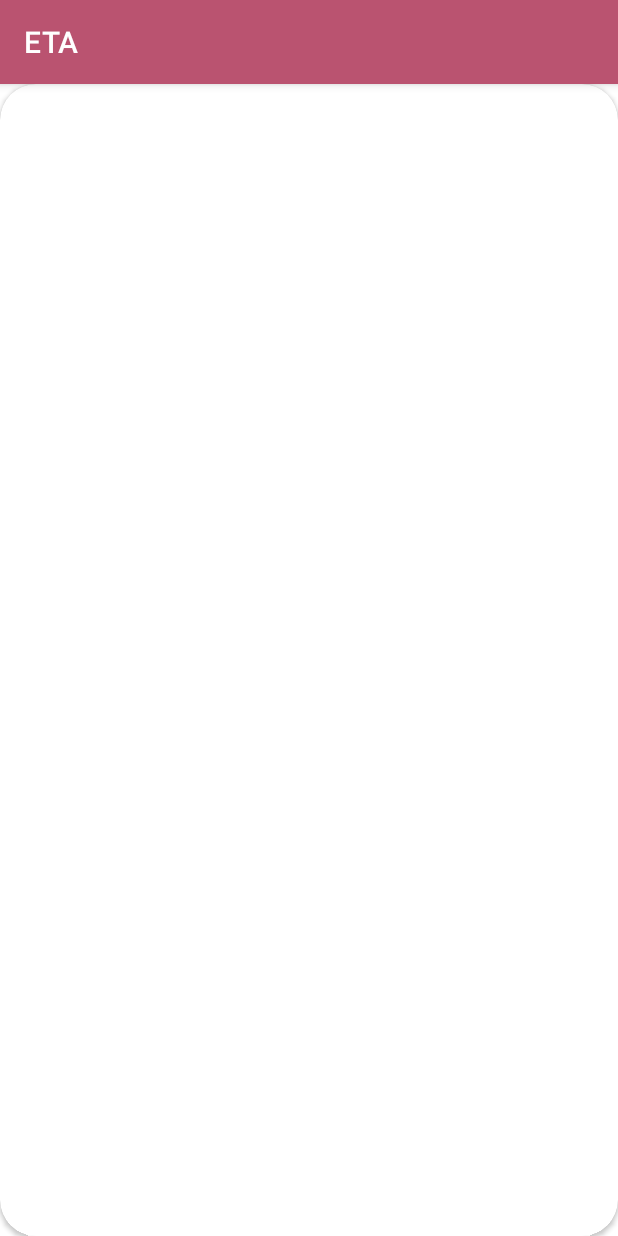
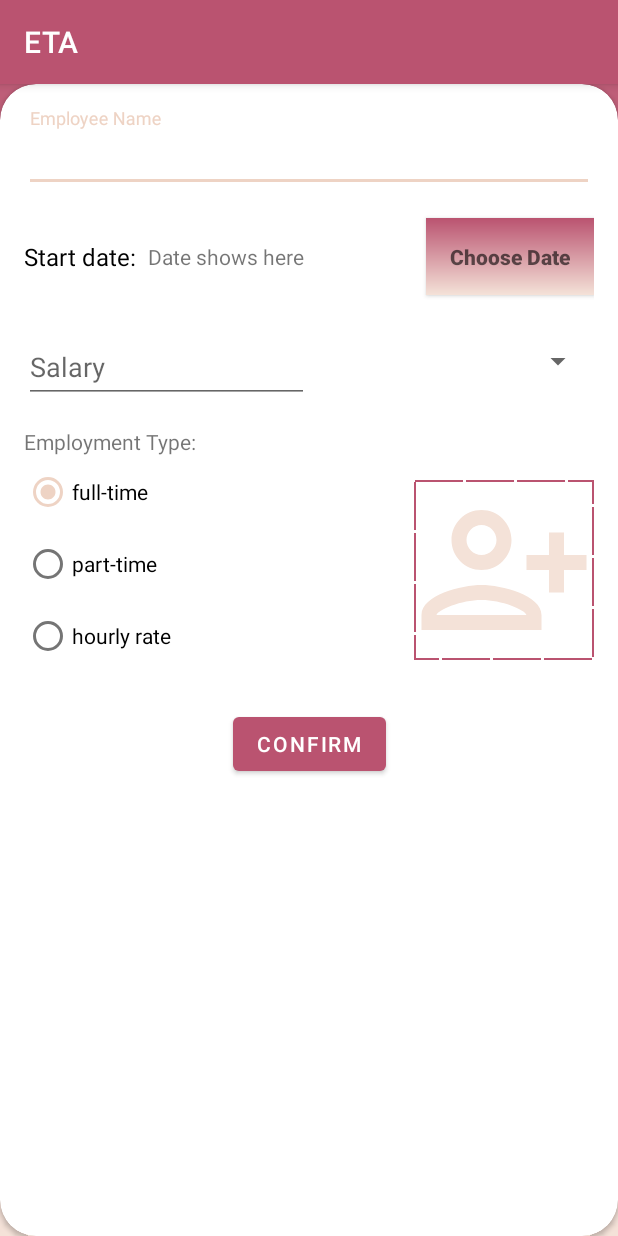
Before and after one commit to AhmedMaad/Employee-Tracker-App, an Android app: the AddEmployeeActivity screen opened directly, with no data from a screen before it, on a phone screen of 412 x 824 dp. Run offline under Robolectric (Android 15) with nearby library versions, the phone set to English and light mode, and no system bars.

Commit message:
add employee design

```diff
--- /dev/null
+++ b/app/src/main/res/drawable/box.xml
@@ -0,0 +1,14 @@
+<?xml version="1.0" encoding="utf-8"?>
+<shape xmlns:android="http://schemas.android.com/apk/res/android">
+
+    <stroke android:color="@color/pink_dark"
+        android:width="1dp"
+        android:dashGap="2dp"
+        android:dashWidth="32dp"/>
+
+    <size
+        android:height="80dp"
+        android:width="80dp"
+        />
+
+</shape>
--- /dev/null
+++ b/app/src/main/res/drawable/ic_add_emp_pink.xml
@@ -0,0 +1,9 @@
+<vector xmlns:android="http://schemas.android.com/apk/res/android"
+    android:width="24dp"
+    android:height="24dp"
+    android:viewportWidth="24"
+    android:viewportHeight="24">
+  <path
+      android:fillColor="@color/pink_light"
+      android:pathData="M13,8c0,-2.21 -1.79,-4 -4,-4S5,5.79 5,8s1.79,4 4,4S13,10.21 13,8zM11,8c0,1.1 -0.9,2 -2,2S7,9.1 7,8s0.9,-2 2,-2S11,6.9 11,8zM1,18v2h16v-2c0,-2.66 -5.33,-4 -8,-4S1,15.34 1,18zM3,18c0.2,-0.71 3.3,-2 6,-2c2.69,0 5.78,1.28 6,2H3zM20,15v-3h3v-2h-3V7h-2v3h-3v2h3v3H20z"/>
+</vector>
--- a/app/src/main/res/layout/activity_add_employee.xml
+++ b/app/src/main/res/layout/activity_add_employee.xml
@@ -10,7 +10,7 @@
     app:cardCornerRadius="24dp"
     tools:context=".admin.AddEmployeeActivity">
 
-    <!-- <ScrollView
+    <ScrollView
         android:layout_width="match_parent"
         android:layout_height="match_parent">
 
@@ -20,47 +20,62 @@
             android:padding="16dp">
 
             <com.google.android.material.textfield.TextInputLayout
-                 android:id="@+id/container_title"
+                android:id="@+id/container_name"
                 style="@style/Widget.Design.TextInputLayout"
                 android:layout_width="match_parent"
                 android:layout_height="wrap_content"
-                 android:hint="@string/enter_product_title"
+                android:hint="Employee Name"
                 app:layout_constraintTop_toTopOf="parent">
 
                 <com.google.android.material.textfield.TextInputEditText
-                     android:id="@+id/et_title"
+                    android:id="@+id/et_name"
                     android:layout_width="match_parent"
                     android:layout_height="match_parent" />
 
             </com.google.android.material.textfield.TextInputLayout>
 
-             <com.google.android.material.textfield.TextInputLayout
-                 android:id="@+id/container_description"
-                 style="@style/Widget.Design.TextInputLayout"
-                 android:layout_width="match_parent"
+            <TextView
+                android:id="@+id/date_key_tv"
+                android:layout_width="wrap_content"
                 android:layout_height="wrap_content"
-                 android:hint="@string/enter_product_description"
-                 app:layout_constraintTop_toBottomOf="@id/container_title">
+                android:layout_marginTop="32dp"
+                android:text="Start date:"
+                android:textColor="@color/black"
+                android:textSize="16sp"
+                app:layout_constraintStart_toStartOf="parent"
+                app:layout_constraintTop_toBottomOf="@id/container_name" />
 
-                 <com.google.android.material.textfield.TextInputEditText
-                     android:id="@+id/et_description"
-                     android:layout_width="match_parent"
-                     android:layout_height="match_parent"
-                     android:gravity="top"
-                     android:minLines="3" />
+            <androidx.appcompat.widget.AppCompatButton
+                android:id="@+id/start_date_btn"
+                style="@style/BtnStyle"
+                android:layout_width="wrap_content"
+                android:layout_height="wrap_content"
+                android:hint="Choose Date"
+                android:padding="16dp"
+                app:layout_constraintBottom_toBottomOf="@id/date_key_tv"
+                app:layout_constraintEnd_toEndOf="parent"
+                app:layout_constraintTop_toBottomOf="@id/container_name" />
 
-             </com.google.android.material.textfield.TextInputLayout>
+            <TextView
+                android:id="@+id/date_value_tv"
+                android:layout_width="wrap_content"
+                android:layout_height="wrap_content"
+                android:layout_marginStart="8dp"
+                android:text="Date shows here"
+                app:layout_constraintBottom_toBottomOf="@id/start_date_btn"
+                app:layout_constraintStart_toEndOf="@id/date_key_tv"
+                app:layout_constraintTop_toTopOf="@id/start_date_btn" />
 
             <com.google.android.material.textfield.TextInputLayout
-                 android:id="@+id/container_price"
+                android:id="@+id/container_salary"
                 style="@style/Widget.Design.TextInputLayout"
                 android:layout_width="0dp"
                 android:layout_height="wrap_content"
                 android:layout_marginTop="16dp"
-                 android:hint="@string/enter_product_price"
-                 app:layout_constraintEnd_toStartOf="@id/container_quantity"
+                android:hint="Salary"
+                app:layout_constraintEnd_toStartOf="@id/department_spinner"
                 app:layout_constraintStart_toStartOf="parent"
-                 app:layout_constraintTop_toBottomOf="@id/container_description">
+                app:layout_constraintTop_toBottomOf="@id/start_date_btn">
 
                 <com.google.android.material.textfield.TextInputEditText
                     android:id="@+id/et_price"
@@ -70,93 +85,87 @@
 
             </com.google.android.material.textfield.TextInputLayout>
 
+            <Spinner
+                android:id="@+id/department_spinner"
+                android:layout_width="0dp"
+                android:layout_height="0dp"
+                app:layout_constraintBottom_toBottomOf="@id/container_salary"
+                app:layout_constraintEnd_toEndOf="parent"
+                app:layout_constraintStart_toEndOf="@id/container_salary"
+                app:layout_constraintTop_toTopOf="@id/container_salary" />
 
-             <com.google.android.material.textfield.TextInputLayout
-                 android:id="@+id/container_quantity"
-                 style="@style/Widget.Design.TextInputLayout"
-                 android:layout_width="0dp"
+            <TextView
+                android:id="@+id/employment_type_tv"
+                android:layout_width="wrap_content"
                 android:layout_height="wrap_content"
-                 android:hint="@string/enter_quantity"
-                 app:layout_constraintEnd_toEndOf="parent"
-                 app:layout_constraintStart_toEndOf="@id/container_price"
-                 app:layout_constraintTop_toTopOf="@id/container_price">
-
-                 <com.google.android.material.textfield.TextInputEditText
-                     android:id="@+id/et_quantity"
-                     android:layout_width="match_parent"
-                     android:layout_height="match_parent"
-                     android:inputType="number" />
-
-             </com.google.android.material.textfield.TextInputLayout>
+                android:layout_marginTop="16dp"
+                android:text="Employment Type:"
+                app:layout_constraintStart_toStartOf="parent"
+                app:layout_constraintTop_toBottomOf="@id/container_salary" />
 
             <RadioGroup
+                android:checkedButton="@id/full_time_rb"
                 android:id="@+id/rg"
                 android:layout_width="wrap_content"
                 android:layout_height="wrap_content"
                 app:layout_constraintStart_toStartOf="parent"
-                 app:layout_constraintTop_toBottomOf="@id/container_price">
+                app:layout_constraintTop_toBottomOf="@id/employment_type_tv">
 
                 <RadioButton
-                     android:id="@+id/rb_carpets"
+                    android:id="@+id/full_time_rb"
                     android:layout_width="wrap_content"
                     android:layout_height="wrap_content"
-                     android:text="@string/carptes" />
+                    android:text="full-time" />
 
                 <RadioButton
-                     android:id="@+id/rb_bead"
+                    android:id="@+id/part_time_rb"
                     android:layout_width="wrap_content"
                     android:layout_height="wrap_content"
-                     android:text="@string/bead" />
+                    android:text="part-time" />
 
                 <RadioButton
-                     android:id="@+id/rb_pottery"
+                    android:id="@+id/hourly_rate_rb"
                     android:layout_width="wrap_content"
                     android:layout_height="wrap_content"
-                     android:text="@string/pottery" />
+                    android:text="hourly rate" />
 
             </RadioGroup>
 
-             <ImageButton
-                 android:id="@+id/ib_product"
-                 android:layout_width="160dp"
-                 android:layout_height="160dp"
+            <ImageView
+                android:background="@drawable/box"
+                android:src="@drawable/ic_add_emp_pink"
+                android:id="@+id/employee_pic_iv"
+                android:layout_width="120dp"
+                android:layout_height="120dp"
                 android:layout_marginTop="8dp"
-                 android:onClick="choosePicture"
-                 android:scaleType="fitCenter"
-                 android:src="@drawable/ic_insert_photo"
+                android:scaleType="centerCrop"
+                app:layout_constraintBottom_toBottomOf="@id/rg"
                 app:layout_constraintEnd_toEndOf="parent"
                 app:layout_constraintTop_toTopOf="@id/rg" />
 
             <Button
-                 android:id="@+id/btn_upload"
+                android:id="@+id/confirm_btn"
                 android:layout_width="wrap_content"
                 android:layout_height="wrap_content"
-                 android:layout_marginTop="16dp"
-                 android:onClick="manageProduct"
-                 android:text="@string/add_product"
+                android:layout_marginTop="32dp"
+                android:text="Confirm"
                 app:layout_constraintEnd_toEndOf="parent"
                 app:layout_constraintStart_toStartOf="parent"
-                 app:layout_constraintTop_toBottomOf="@id/ib_product" />
+                app:layout_constraintTop_toBottomOf="@id/employee_pic_iv" />
 
             <ProgressBar
                 android:id="@+id/progress_bar"
                 android:layout_width="wrap_content"
                 android:layout_height="wrap_content"
                 android:visibility="invisible"
-                 app:layout_constraintEnd_toEndOf="parent"
-                 app:layout_constraintStart_toStartOf="parent"
-                 app:layout_constraintTop_toTopOf="@id/btn_upload" />
+                tools:visibility="visible"
+                app:layout_constraintBottom_toBottomOf="@id/rg"
+                app:layout_constraintEnd_toStartOf="@id/employee_pic_iv"
+                app:layout_constraintStart_toEndOf="@id/rg"
+                app:layout_constraintTop_toTopOf="@id/rg" />
 
         </androidx.constraintlayout.widget.ConstraintLayout>
 
-     </ScrollView>-->
-
-    <!--
-    Spinner for employee type
-    Call Centre
-    HR
-    Sales
-
-    -->
+    </ScrollView>
 
 </androidx.cardview.widget.CardView>
--- a/app/src/main/res/layout/activity_login.xml
+++ b/app/src/main/res/layout/activity_login.xml
@@ -4,7 +4,6 @@
     xmlns:tools="http://schemas.android.com/tools"
     android:layout_width="match_parent"
     android:layout_height="match_parent"
-    android:background="@drawable/gradient_bg"
     tools:context=".LoginActivity">
 
     <ImageView
--- a/app/src/main/res/values/colors.xml
+++ b/app/src/main/res/values/colors.xml
@@ -3,7 +3,7 @@
     <color name="purple_200">#FFBB86FC</color>
     <color name="purple_500">#ba5370</color>
     <color name="purple_700">#ba5370</color>
-    <color name="teal_200">#FF03DAC5</color>
+    <color name="teal_200">#eed3c4</color>
     <color name="teal_700">#FF018786</color>
     <color name="black">#FF000000</color>
     <color name="white">#FFFFFFFF</color>
--- a/app/src/main/res/values/themes.xml
+++ b/app/src/main/res/values/themes.xml
@@ -12,5 +12,6 @@
         <!-- Status bar color. -->
         <item name="android:statusBarColor" tools:targetApi="l">?attr/colorPrimaryVariant</item>
         <!-- Customize your theme here. -->
+        <item name="android:windowBackground">@drawable/gradient_bg</item>
     </style>
 </resources>
```
Lines whose indentation alone changed are shown as unchanged.
